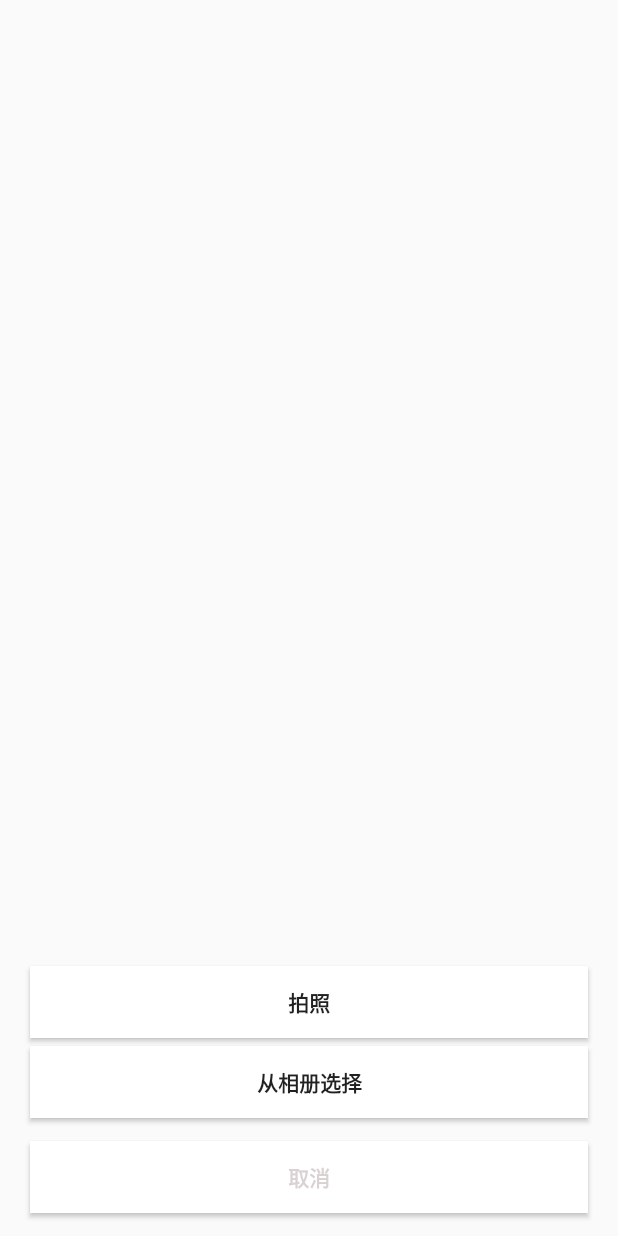
After one commit to wzhaha/FinalProject, an Android app: the layout share_type_select.xml on its own in the app's theme, with its tools: preview values and no code run, on a phone screen of 412 x 824 dp. The commit adds this screen. Run offline under Robolectric (Android 15) with nearby library versions, the phone set to English and light mode, and no system bars.

Commit message:
增加了选择拍照/选择照片/视频底部选择栏

```diff
--- a/app/src/main/java/com/food/test/finalproject/activity/MainActivity.java
+++ b/app/src/main/java/com/food/test/finalproject/activity/MainActivity.java
@@ -5,8 +5,11 @@ import android.support.annotation.NonNull;
 import android.support.design.widget.BottomNavigationView;
 import android.support.v4.view.ViewPager;
 import android.support.v7.app.AppCompatActivity;
+import android.view.Gravity;
 import android.view.MenuItem;
+import android.view.View;
 import android.widget.TextView;
+import android.widget.Toast;
 
 import com.food.test.finalproject.R;
 import com.food.test.finalproject.adapter.ViewPagerAdapter;
@@ -17,6 +20,9 @@ import com.food.test.finalproject.utils.ActivityUtils;
 import com.food.test.finalproject.utils.BottomNavigationViewHelper;
 
 public class MainActivity extends AppCompatActivity {
+
+    //z自定义的弹出框
+    SelectPicPopupWindow shareTypeSelect;
 
     private ViewPager viewPager;
     private ViewPagerAdapter adapter;
@@ -30,13 +36,32 @@ public class MainActivity extends AppCompatActivity {
                     viewPager.setCurrentItem(0);
                     return true;
                 case R.id.navigation_dashboard:
-                    viewPager.setCurrentItem(1);
+//                    viewPager.setCurrentItem(1);
+                    shareTypeSelect = new SelectPicPopupWindow(MainActivity.this, shareItemsOnClick);
+                    shareTypeSelect.showAtLocation(MainActivity.this.findViewById(R.id.view_pager),Gravity.BOTTOM | Gravity.CENTER_HORIZONTAL, 0, 0);
                     return true;
                 case R.id.navigation_notifications:
                     viewPager.setCurrentItem(2);
                     return true;
             }
             return false;
+        }
+    };
+
+    private View.OnClickListener shareItemsOnClick = new View.OnClickListener() {
+        @Override
+        public void onClick(View view) {
+            shareTypeSelect.dismiss();
+            switch (view.getId()){
+                case R.id.btn_take_photo:
+                    Toast.makeText(getBaseContext(), "take photo", Toast.LENGTH_LONG).show();
+                    break;
+                case R.id.btn_pick_photo:
+                    Toast.makeText(getBaseContext(), "pick photo", Toast.LENGTH_LONG).show();
+                default:
+                    break;
+
+            }
         }
     };
 
--- /dev/null
+++ b/app/src/main/java/com/food/test/finalproject/activity/SelectPicPopupWindow.java
@@ -0,0 +1,74 @@
+package com.food.test.finalproject.activity;
+
+import android.app.Activity;
+import android.content.Context;
+import android.graphics.drawable.ColorDrawable;
+import android.view.LayoutInflater;
+import android.view.MotionEvent;
+import android.view.View;
+import android.view.View.OnClickListener;
+import android.view.View.OnTouchListener;
+import android.view.ViewGroup.LayoutParams;
+import android.widget.Button;
+import android.widget.PopupWindow;
+
+import com.food.test.finalproject.R;
+
+public class SelectPicPopupWindow extends PopupWindow {
+
+
+    private Button btn_take_photo, btn_pick_photo, btn_cancel;
+    private View mMenuView;
+
+    public SelectPicPopupWindow(Activity context,OnClickListener itemsOnClick) {
+        super(context);
+        LayoutInflater inflater = (LayoutInflater) context
+                .getSystemService(Context.LAYOUT_INFLATER_SERVICE);
+        mMenuView = inflater.inflate(R.layout.share_type_select, null);
+        btn_take_photo = (Button) mMenuView.findViewById(R.id.btn_take_photo);
+        btn_pick_photo = (Button) mMenuView.findViewById(R.id.btn_pick_photo);
+        btn_cancel = (Button) mMenuView.findViewById(R.id.btn_cancel);
+        //取消按钮
+        btn_cancel.setOnClickListener(new OnClickListener() {
+
+            public void onClick(View v) {
+                //销毁弹出框
+                dismiss();
+            }
+        });
+        //设置按钮监听
+        btn_pick_photo.setOnClickListener(itemsOnClick);
+        btn_take_photo.setOnClickListener(itemsOnClick);
+        //设置SelectPicPopupWindow的View
+        this.setContentView(mMenuView);
+        //设置SelectPicPopupWindow弹出窗体的宽
+        this.setWidth(LayoutParams.FILL_PARENT);
+        //设置SelectPicPopupWindow弹出窗体的高
+        this.setHeight(LayoutParams.WRAP_CONTENT);
+        //设置SelectPicPopupWindow弹出窗体可点击
+        this.setFocusable(true);
+        //设置SelectPicPopupWindow弹出窗体动画效果
+//        this.setAnimationStyle(R.style.AnimBottom);
+        //实例化一个ColorDrawable颜色为半透明
+        ColorDrawable dw = new ColorDrawable(0xb0000000);
+        //设置SelectPicPopupWindow弹出窗体的背景
+        this.setBackgroundDrawable(dw);
+        //mMenuView添加OnTouchListener监听判断获取触屏位置如果在选择框外面则销毁弹出框
+        mMenuView.setOnTouchListener(new OnTouchListener() {
+
+            public boolean onTouch(View v, MotionEvent event) {
+
+                int height = mMenuView.findViewById(R.id.pop_layout).getTop();
+                int y=(int) event.getY();
+                if(event.getAction()==MotionEvent.ACTION_UP){
+                    if(y<height){
+                        dismiss();
+                    }
+                }
+                return true;
+            }
+        });
+
+    }
+
+}
--- /dev/null
+++ b/app/src/main/res/layout/share_type_select.xml
@@ -0,0 +1,56 @@
+<?xml version="1.0" encoding="utf-8"?>
+<RelativeLayout
+    xmlns:android="http://schemas.android.com/apk/res/android"
+    android:layout_width="fill_parent"
+    android:layout_height="wrap_content"
+    android:gravity="center_horizontal"
+    android:orientation="vertical"
+    >
+
+    <LinearLayout
+        android:id="@+id/pop_layout"
+        android:layout_width="fill_parent"
+        android:layout_height="wrap_content"
+        android:gravity="center_horizontal"
+        android:orientation="vertical"
+        android:layout_alignParentBottom="true"
+        >
+
+
+        <Button
+            android:id="@+id/btn_take_photo"
+            android:layout_width="fill_parent"
+            android:layout_height="wrap_content"
+            android:layout_marginLeft="20dip"
+            android:layout_marginTop="20dip"
+            android:layout_marginRight="20dip"
+            android:background="@color/white"
+            android:text="拍照"
+            android:textStyle="bold" />
+
+        <Button
+            android:id="@+id/btn_pick_photo"
+            android:layout_width="fill_parent"
+            android:layout_height="wrap_content"
+            android:layout_marginLeft="20dip"
+            android:layout_marginTop="5dip"
+            android:layout_marginRight="20dip"
+            android:background="@color/white"
+            android:text="从相册选择"
+            android:textStyle="bold" />
+
+        <Button
+            android:id="@+id/btn_cancel"
+            android:layout_width="fill_parent"
+            android:layout_height="wrap_content"
+            android:layout_marginLeft="20dip"
+            android:layout_marginTop="15dip"
+            android:layout_marginRight="20dip"
+            android:layout_marginBottom="15dip"
+            android:background="@color/white"
+            android:text="取消"
+            android:textColor="@color/grey"
+
+            android:textStyle="bold" />
+    </LinearLayout>
+</RelativeLayout>
```
